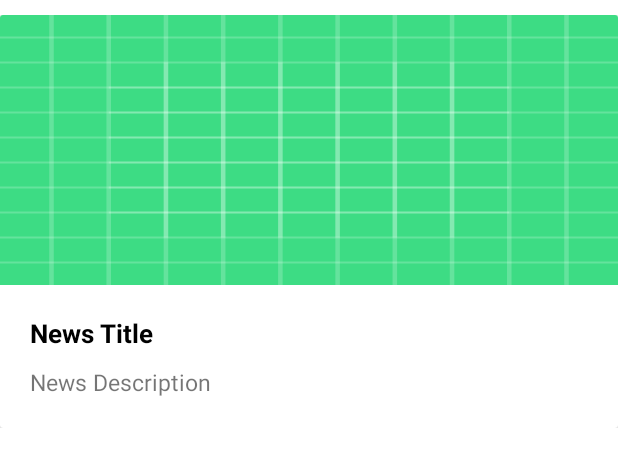
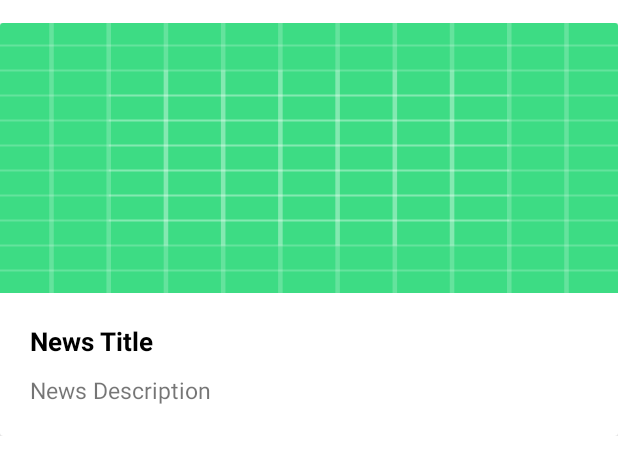
Before and after one commit to anjalisingh345/News-App, an Android app: the layout item_adapter.xml on its own in the app's theme, with its tools: preview values and no code run, on a phone screen of 412 x 824 dp. Shown: the top 475 px of the screen. Run offline under Robolectric (Android 15) with nearby library versions, the phone set to English and light mode, and no system bars.

Commit message:
task complete

```diff
--- a/app/src/main/res/layout/activity_main.xml
+++ b/app/src/main/res/layout/activity_main.xml
@@ -35,7 +35,7 @@
         android:layout_width="match_parent"
         android:layout_height="match_parent"
         android:layout_below="@+id/appbar"
-        android:layout_margin="@dimen/margin_15"
+        android:layout_marginHorizontal="@dimen/margin_15"
         android:background="@color/light_white"
         android:backgroundTint="@color/light_white"
         app:layout_constraintLeft_toLeftOf="parent"
--- a/app/src/main/res/layout/item_adapter.xml
+++ b/app/src/main/res/layout/item_adapter.xml
@@ -2,7 +2,7 @@
 <RelativeLayout xmlns:android="http://schemas.android.com/apk/res/android"
     android:layout_width="wrap_content"
     android:layout_height="wrap_content"
-    android:layout_marginTop="@dimen/margin_10"
+    android:layout_marginTop="@dimen/margin_15"
     android:background="@drawable/card_bg"
     xmlns:app="http://schemas.android.com/apk/res-auto">
 
```
